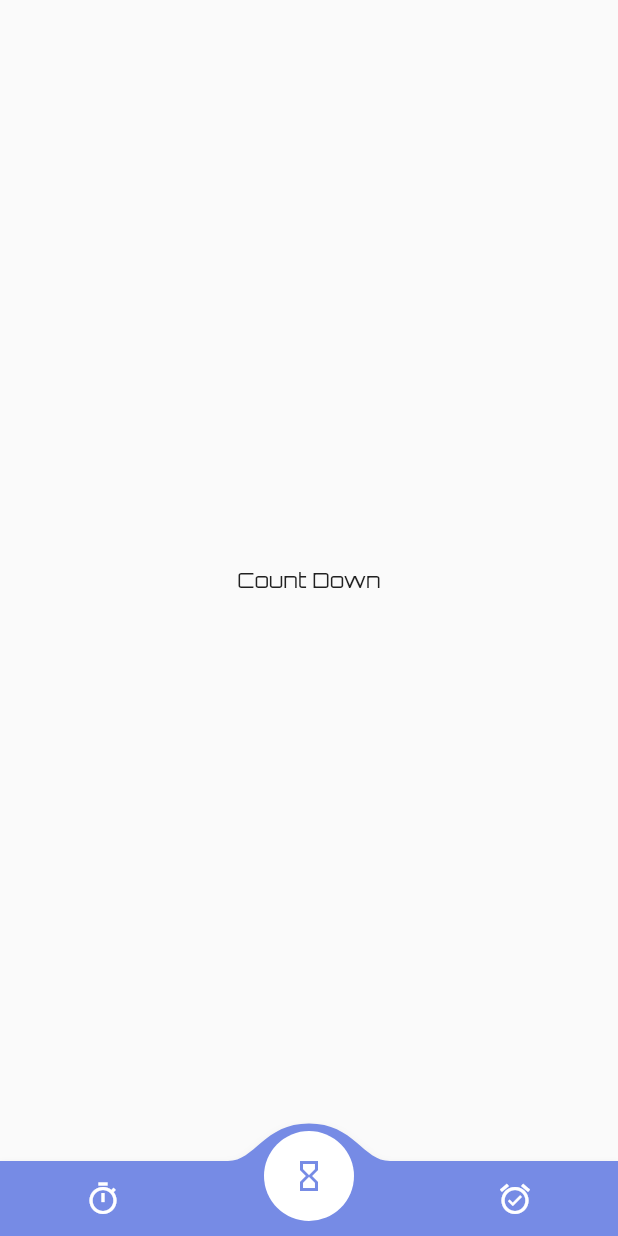
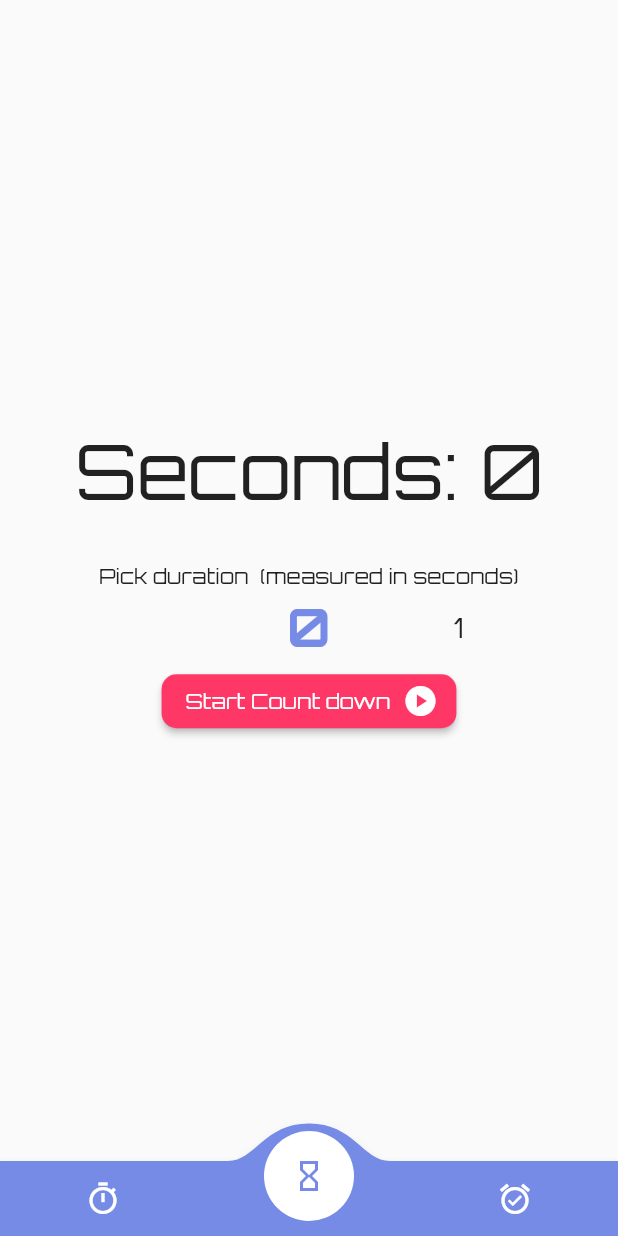
Before and after one commit to Atuoha/fl_stopwatch, a Flutter app: the screen it shows after launch, item 2 of the bottom bar chosen, on a phone screen of 412 x 824 dp. Run offline on Flutter 3.47's test engine with Material 2 defaults, Android fonts, the phone set to English and light mode, and no system bars; drawn by our look-alikes of convex_bottom_bar, numberpicker; our stand-ins replace confetti.

Commit message:
impl number-selector and confetti on countdown screen

```diff
--- a/lib/screens/countdown.dart
+++ b/lib/screens/countdown.dart
@@ -1,4 +1,12 @@
+import 'dart:async';
+import 'dart:math';
+
+import 'package:confetti/confetti.dart';
 import 'package:flutter/material.dart';
+import 'package:numberpicker/numberpicker.dart';
+
+import '../constants/color.dart';
+import '../widgets/build_elevated_button.dart';
 
 class CountDown extends StatefulWidget {
   const CountDown({Key? key}) : super(key: key);
@@ -8,8 +16,179 @@ class CountDown extends StatefulWidget {
 }
 
 class _CountDownState extends State<CountDown> {
+  final ConfettiController confettiController = ConfettiController();
+  Duration duration = const Duration();
+  Timer? timer;
+  int seconds = 0;
+  bool isFirstRun = true;
+  bool isStarted = false;
+  bool isPlaying = false;
+  bool isCompleted = false;
+
+  @override
+  void initState() {
+    super.initState();
+    restartCountDown();
+    confettiController.play();
+  }
+
+  @override
+  void dispose() {
+    super.dispose();
+    confettiController.dispose();
+  }
+
+  reduceCount() {
+    setState(() {
+      if (duration.inSeconds != 0) {
+        duration -= const Duration(seconds: 1);
+      } else {
+        setState(() {
+          isCompleted = true;
+          confettiController.play();
+        });
+      }
+    });
+  }
+
+  startCountDown() {
+    if (isFirstRun) {
+      setState(() {
+        isStarted = true;
+        isFirstRun = !isFirstRun;
+        isPlaying = true;
+      });
+    } else {
+      setState(() {
+        isPlaying = true;
+      });
+    }
+    timer =
+        Timer.periodic(const Duration(seconds: 1), (timer) => reduceCount());
+  }
+
+  stopCountDown() {
+    setState(() {
+      timer!.cancel();
+      isPlaying = false;
+    });
+  }
+
+  restartCountDown() {
+    setState(() {
+      duration = Duration(seconds: seconds);
+      isPlaying = true;
+      isCompleted = false;
+    });
+  }
+
+  cancelCountDown() {
+    restartCountDown();
+    setState(() {
+      isFirstRun = true;
+      isPlaying = false;
+      isStarted = false;
+      isCompleted = false;
+      seconds = 0;
+      duration = Duration(seconds: seconds);
+    });
+    timer!.cancel();
+  }
+
   @override
   Widget build(BuildContext context) {
-    return Center(child: Text('Count Down'));
+    return Center(
+      child: Column(
+        mainAxisAlignment: MainAxisAlignment.center,
+        children: [
+          isCompleted
+              ? Column(
+                  children: [
+                    Align(
+                      alignment: Alignment.topCenter,
+                      child: ConfettiWidget(
+                        confettiController: confettiController,
+                        colors: const [
+                          primaryColor,
+                          accentColor,
+                        ],
+                        numberOfParticles: seconds + 20,
+                        blastDirectionality: BlastDirectionality.explosive,
+                        gravity: 1,
+                        // blastDirection: pi,
+                      ),
+                    ),
+                    const Text(
+                      'Count Down Completed! 🎉🎊',
+                      style: TextStyle(fontSize: 20),
+                    ),
+                  ],
+                )
+              : Text(
+                  'Seconds: ${duration.inSeconds}',
+                  style: const TextStyle(fontSize: 50),
+                ),
+          const SizedBox(height: 30),
+          if (isStarted) ...[
+            Row(
+              mainAxisAlignment: MainAxisAlignment.center,
+              children: [
+                BuildElevatedButton(
+                  icon: Icons.restart_alt,
+                  title: 'Restart',
+                  fnc: () => restartCountDown(),
+                ),
+                const SizedBox(width: 10),
+                BuildElevatedButton(
+                  icon: isPlaying
+                      ? Icons.stop_circle_outlined
+                      : Icons.play_circle,
+                  title: isPlaying ? 'Stop' : 'Play',
+                  fnc: () => isPlaying
+                      ? stopCountDown()
+                      : startCountDown(),
+                ),
+                const SizedBox(width: 10),
+                isPlaying
+                    ? BuildElevatedButton(
+                        icon: Icons.cancel,
+                        title: 'Cancel',
+                        fnc: () => cancelCountDown(),
+                      )
+                    : const SizedBox.shrink(),
+              ],
+            )
+          ] else ...[
+            const Text(
+              'Pick duration  (measured in seconds)',
+              style: TextStyle(
+                fontWeight: FontWeight.w500,
+              ),
+            ),
+            NumberPicker(
+              axis: Axis.horizontal,
+              value: seconds,
+              minValue: 0,
+              maxValue: 100,
+              textStyle: const TextStyle(fontSize: 18),
+              selectedTextStyle: const TextStyle(
+                fontSize: 35,
+                color: primaryColor,
+                fontWeight: FontWeight.bold,
+              ),
+              onChanged: (value) => setState(() {
+                seconds = value;
+                duration = Duration(seconds: value);
+              }),
+            ),
+            BuildElevatedButton(
+              icon: Icons.play_circle,
+              title: 'Start Count down',
+              fnc: () => startCountDown(),
+            ),
+          ]
+        ],
+      ),
+    );
   }
 }
--- /dev/null
+++ b/lib/widgets/build_elevated_button.dart
@@ -0,0 +1,39 @@
+import 'package:flutter/material.dart';
+
+import '../constants/color.dart';
+
+class BuildElevatedButton extends StatelessWidget {
+  const BuildElevatedButton({
+    Key? key,
+    required this.icon,
+    required this.title,
+    required this.fnc,
+  }) : super(key: key);
+
+  final IconData icon;
+  final String title;
+  final Function fnc;
+
+  @override
+  Widget build(BuildContext context) {
+    return Directionality(
+      textDirection: TextDirection.rtl,
+      child: ElevatedButton.icon(
+        style: ElevatedButton.styleFrom(
+          backgroundColor: accentColor,
+          shape: RoundedRectangleBorder(
+            borderRadius: BorderRadius.circular(10),
+          ),
+        ),
+        icon: Icon(icon),
+        onPressed: () => fnc(),
+        label: Text(
+          title,
+          style: const TextStyle(
+            color: Colors.white,
+          ),
+        ),
+      ),
+    );
+  }
+}
--- a/pubspec.yaml
+++ b/pubspec.yaml
@@ -15,6 +15,8 @@ dependencies:
 
   cupertino_icons: ^1.0.2
   convex_bottom_bar: ^3.1.0+1
+  numberpicker: ^2.1.1
+  confetti: ^0.7.0
 
 dev_dependencies:
   flutter_test:
```
Also changed, not shown: lib/screens/stopwatch.dart (+11 -29 lines), pubspec.lock.
